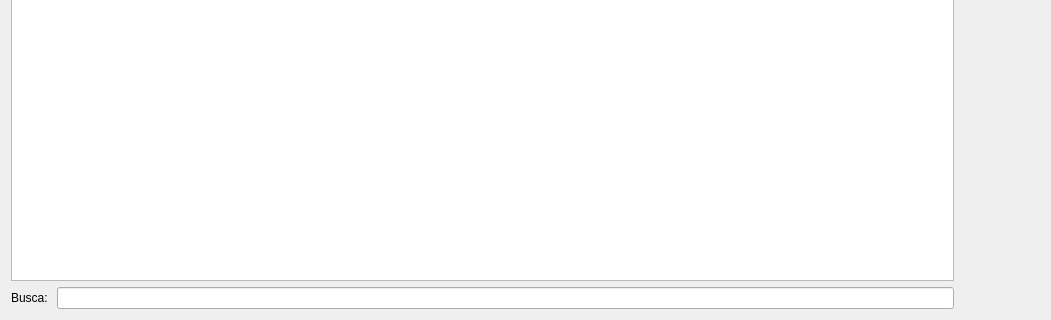
Old version of the form ui/precoestoque.ui in the repository darktorres/ERP-STACCATO; both pictures show x 0 to 1051 and y 164 to 484 of the 1051 by 484 pixel window.
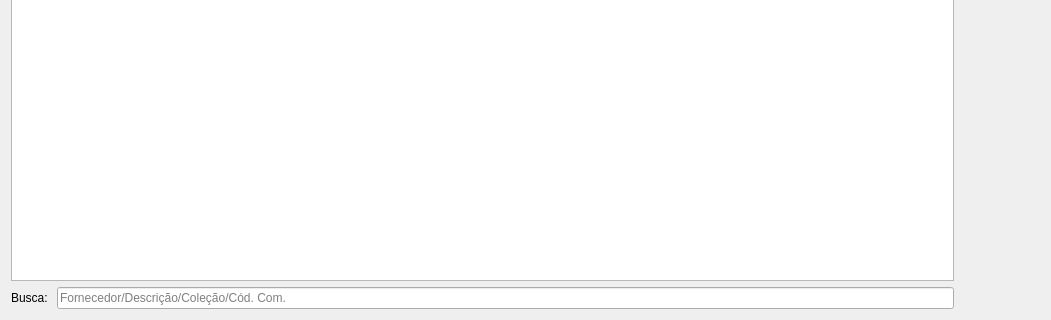
New version of the form. Custom widgets are drawn as their Qt base class.

Commit message: Adicionado placeholder na tela de preço estoque

```diff
--- a/ui/precoestoque.ui
+++ b/ui/precoestoque.ui
@@ -68,7 +68,11 @@
       </widget>
      </item>
      <item row="0" column="1">
-      <widget class="QLineEdit" name="lineEditBusca"/>
+      <widget class="QLineEdit" name="lineEditBusca">
+       <property name="placeholderText">
+        <string>Fornecedor/Descrição/Coleção/Cód. Com.</string>
+       </property>
+      </widget>
      </item>
     </layout>
    </item>
```
